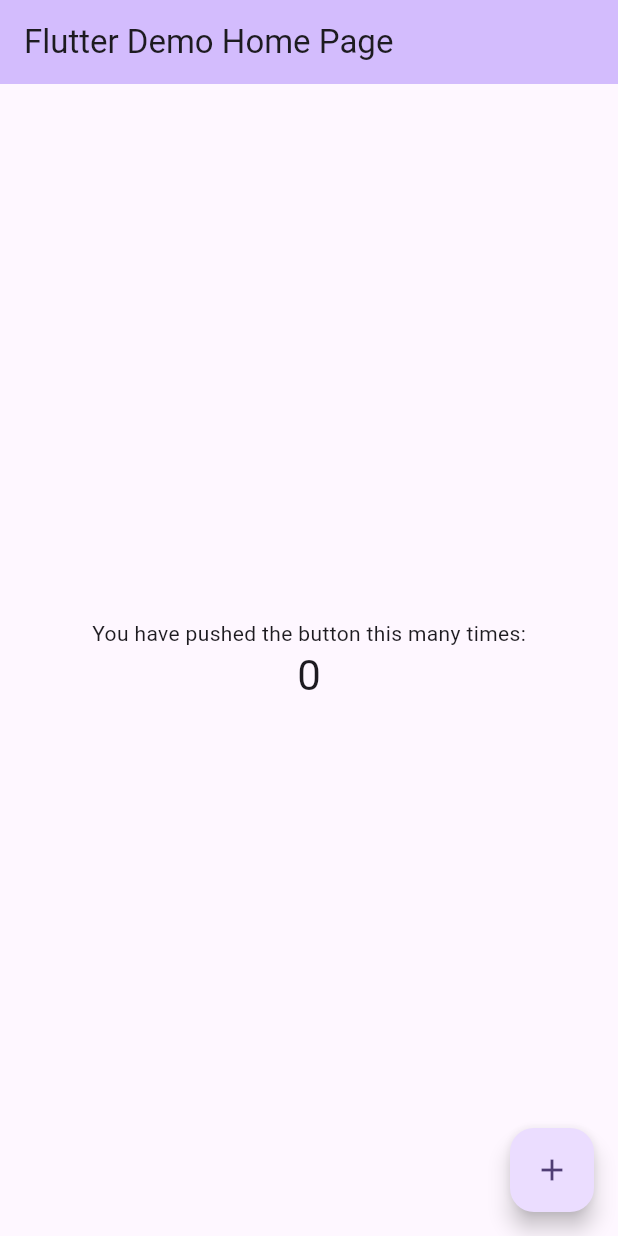
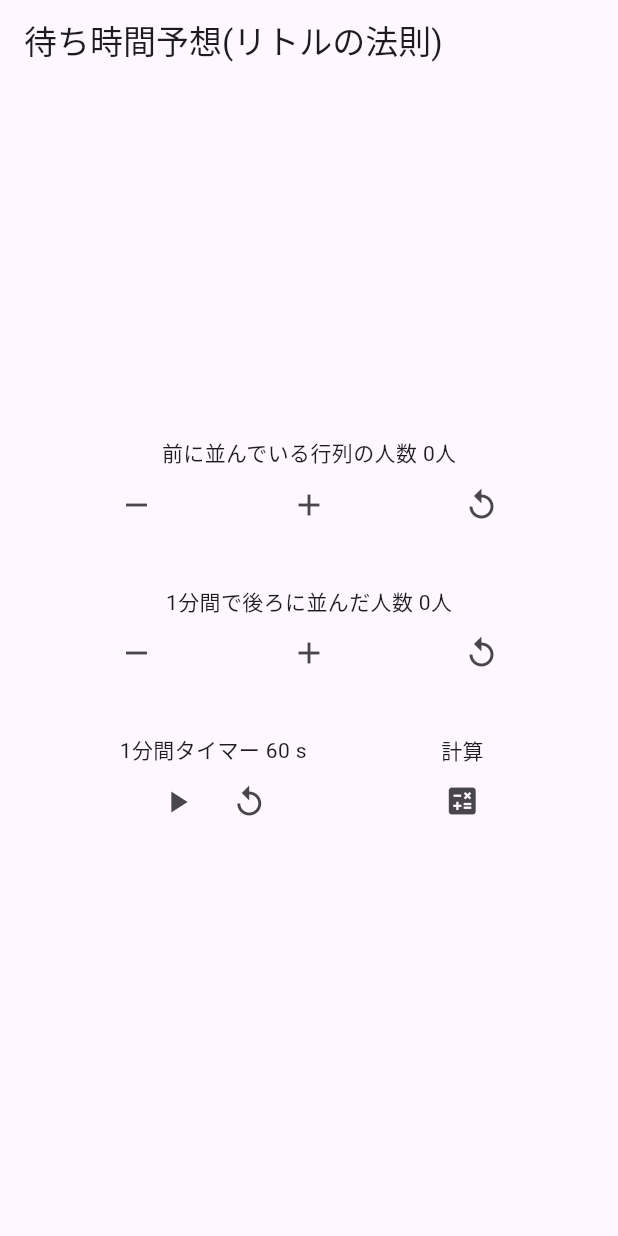
Before and after one commit to c22349/waiting_time, a Flutter app: the screen it shows after launch, on a phone screen of 412 x 824 dp. Run offline on Flutter 3.47's test engine with Material 3 defaults, Android fonts, the phone set to English and light mode, and no system bars.

Commit message:
add : general functions

```diff
--- a/lib/main.dart
+++ b/lib/main.dart
@@ -1,4 +1,5 @@
 import 'package:flutter/material.dart';
+import 'dart:async';
 
 void main() {
   runApp(const MyApp());
@@ -7,119 +8,218 @@
 class MyApp extends StatelessWidget {
   const MyApp({super.key});
 
-  // This widget is the root of your application.
   @override
   Widget build(BuildContext context) {
     return MaterialApp(
-      title: 'Flutter Demo',
+      title: '待ち時間予想アプリ',
       theme: ThemeData(
-        // This is the theme of your application.
-        //
-        // TRY THIS: Try running your application with "flutter run". You'll see
-        // the application has a purple toolbar. Then, without quitting the app,
-        // try changing the seedColor in the colorScheme below to Colors.green
-        // and then invoke "hot reload" (save your changes or press the "hot
-        // reload" button in a Flutter-supported IDE, or press "r" if you used
-        // the command line to start the app).
-        //
-        // Notice that the counter didn't reset back to zero; the application
-        // state is not lost during the reload. To reset the state, use hot
-        // restart instead.
-        //
-        // This works for code too, not just values: Most code changes can be
-        // tested with just a hot reload.
-        colorScheme: ColorScheme.fromSeed(seedColor: Colors.deepPurple),
-        useMaterial3: true,
+        visualDensity: VisualDensity.adaptivePlatformDensity,
       ),
-      home: const MyHomePage(title: 'Flutter Demo Home Page'),
+      home: const CounterPage(),
     );
   }
 }
 
-class MyHomePage extends StatefulWidget {
-  const MyHomePage({super.key, required this.title});
-
-  // This widget is the home page of your application. It is stateful, meaning
-  // that it has a State object (defined below) that contains fields that affect
-  // how it looks.
-
-  // This class is the configuration for the state. It holds the values (in this
-  // case the title) provided by the parent (in this case the App widget) and
-  // used by the build method of the State. Fields in a Widget subclass are
-  // always marked "final".
-
-  final String title;
+class CounterPage extends StatefulWidget {
+  const CounterPage({super.key});
 
   @override
-  State<MyHomePage> createState() => _MyHomePageState();
+  _CounterPageState createState() => _CounterPageState();
 }
 
-class _MyHomePageState extends State<MyHomePage> {
-  int _counter = 0;
+class _CounterPageState extends State<CounterPage> {
+  int _counterA = 0;
+  int _counterB = 0;
+  int _timer = 60;
+  Timer? _countdownTimer;
 
-  void _incrementCounter() {
+  void _incrementCounterA() {
     setState(() {
-      // This call to setState tells the Flutter framework that something has
-      // changed in this State, which causes it to rerun the build method below
-      // so that the display can reflect the updated values. If we changed
-      // _counter without calling setState(), then the build method would not be
-      // called again, and so nothing would appear to happen.
-      _counter++;
+      _counterA++;
+    });
+  }
+
+  void _decrementCounterA() {
+    setState(() {
+      if (_counterA > 0) _counterA--;
+    });
+  }
+
+  void _resetCounterA() {
+    setState(() {
+      _counterA = 0;
+    });
+  }
+
+  void _incrementCounterB() {
+    setState(() {
+      _counterB++;
+    });
+  }
+
+  void _decrementCounterB() {
+    setState(() {
+      if (_counterB > 0) _counterB--;
+    });
+  }
+
+  void _resetCounterB() {
+    setState(() {
+      _counterB = 0;
+    });
+  }
+
+  void _startTimer() {
+    _countdownTimer?.cancel(); // 既存のタイマーをキャンセル
+    setState(() {
+      _timer = 60;
+    });
+    _countdownTimer = Timer.periodic(const Duration(seconds: 1), (timer) {
+      setState(() {
+        if (_timer > 0) {
+          _timer--;
+        } else {
+          _countdownTimer?.cancel();
+          // タイマーが0になった時の処理
+        }
+      });
     });
   }
 
   @override
+  void dispose() {
+    _countdownTimer?.cancel();
+    super.dispose();
+  }
+
+  @override
   Widget build(BuildContext context) {
-    // This method is rerun every time setState is called, for instance as done
-    // by the _incrementCounter method above.
-    //
-    // The Flutter framework has been optimized to make rerunning build methods
-    // fast, so that you can just rebuild anything that needs updating rather
-    // than having to individually change instances of widgets.
     return Scaffold(
       appBar: AppBar(
-        // TRY THIS: Try changing the color here to a specific color (to
-        // Colors.amber, perhaps?) and trigger a hot reload to see the AppBar
-        // change color while the other colors stay the same.
-        backgroundColor: Theme.of(context).colorScheme.inversePrimary,
-        // Here we take the value from the MyHomePage object that was created by
-        // the App.build method, and use it to set our appbar title.
-        title: Text(widget.title),
+        title: const Text('待ち時間予想(リトルの法則)'),
       ),
       body: Center(
-        // Center is a layout widget. It takes a single child and positions it
-        // in the middle of the parent.
         child: Column(
-          // Column is also a layout widget. It takes a list of children and
-          // arranges them vertically. By default, it sizes itself to fit its
-          // children horizontally, and tries to be as tall as its parent.
-          //
-          // Column has various properties to control how it sizes itself and
-          // how it positions its children. Here we use mainAxisAlignment to
-          // center the children vertically; the main axis here is the vertical
-          // axis because Columns are vertical (the cross axis would be
-          // horizontal).
-          //
-          // TRY THIS: Invoke "debug painting" (choose the "Toggle Debug Paint"
-          // action in the IDE, or press "p" in the console), to see the
-          // wireframe for each widget.
           mainAxisAlignment: MainAxisAlignment.center,
           children: <Widget>[
-            const Text(
-              'You have pushed the button this many times:',
+            Text('前に並んでいる行列の人数 ${_counterA}人'),
+            Row(
+              mainAxisAlignment: MainAxisAlignment.spaceEvenly,
+              children: <Widget>[
+                IconButton(
+                  icon: const Icon(Icons.remove),
+                  onPressed: _decrementCounterA,
+                ),
+                IconButton(
+                  icon: const Icon(Icons.add),
+                  onPressed: _incrementCounterA,
+                ),
+                IconButton(
+                  icon: const Icon(Icons.replay), // リセットマーク
+                  onPressed: _resetCounterA,
+                ),
+              ],
             ),
-            Text(
-              '$_counter',
-              style: Theme.of(context).textTheme.headlineMedium,
+            const SizedBox(height: 30),
+            Text('1分間で後ろに並んだ人数 ${_counterB}人'),
+            Row(
+              mainAxisAlignment: MainAxisAlignment.spaceEvenly,
+              children: <Widget>[
+                IconButton(
+                  icon: const Icon(Icons.remove),
+                  onPressed: _decrementCounterB,
+                ),
+                IconButton(
+                  icon: const Icon(Icons.add),
+                  onPressed: _incrementCounterB,
+                ),
+                IconButton(
+                  icon: const Icon(Icons.replay), // リセットマーク
+                  onPressed: _resetCounterB,
+                ),
+              ],
             ),
+            const SizedBox(height: 30),
+            Row(
+              mainAxisAlignment: MainAxisAlignment.spaceEvenly,
+              children: [
+                // 1分間タイマーのブロック
+                Column(
+                  mainAxisSize: MainAxisSize.min,
+                  children: [
+                    Text('1分間タイマー $_timer s'),
+                    Row(
+                      mainAxisAlignment: MainAxisAlignment.center,
+                      children: [
+                        IconButton(
+                          icon: Icon(_countdownTimer == null
+                              ? Icons.play_arrow
+                              : Icons.stop),
+                          onPressed: () {
+                            if (_countdownTimer == null) {
+                              _startTimer();
+                            } else {
+                              _countdownTimer?.cancel();
+                              setState(() {
+                                _countdownTimer = null;
+                              });
+                            }
+                          },
+                        ),
+                        IconButton(
+                          icon: const Icon(Icons.replay),
+                          onPressed: () {
+                            _countdownTimer?.cancel();
+                            setState(() {
+                              _timer = 60;
+                              _countdownTimer = null;
+                            });
+                          },
+                        ),
+                      ],
+                    ),
+                  ],
+                ),
+                Column(
+                  mainAxisSize: MainAxisSize.min,
+                  children: [
+                    Text('計算'),
+                    IconButton(
+                      icon: const Icon(Icons.calculate),
+                      onPressed: () {
+                        // 計算結果を出力
+                        showDialog(
+                          context: context,
+                          builder: (BuildContext context) {
+                            // 計算方式
+                            double result = 0;
+                            if (_counterB != 0) {
+                              result = _counterA / _counterB;
+                            }
+                            return AlertDialog(
+                              title: const Text('予想待ち時間'),
+                              content: Text('$result分です'),
+                              actions: <Widget>[
+                                TextButton(
+                                  child: const Text('閉じる'),
+                                  onPressed: () {
+                                    Navigator.of(context).pop();
+                                  },
+                                ),
+                              ],
+                            );
+                          },
+                        );
+                      },
+                    ),
+                  ],
+                ),
+              ],
+            ),
+            const SizedBox(height: 30),
           ],
         ),
       ),
-      floatingActionButton: FloatingActionButton(
-        onPressed: _incrementCounter,
-        tooltip: 'Increment',
-        child: const Icon(Icons.add),
-      ), // This trailing comma makes auto-formatting nicer for build methods.
     );
   }
 }
```
